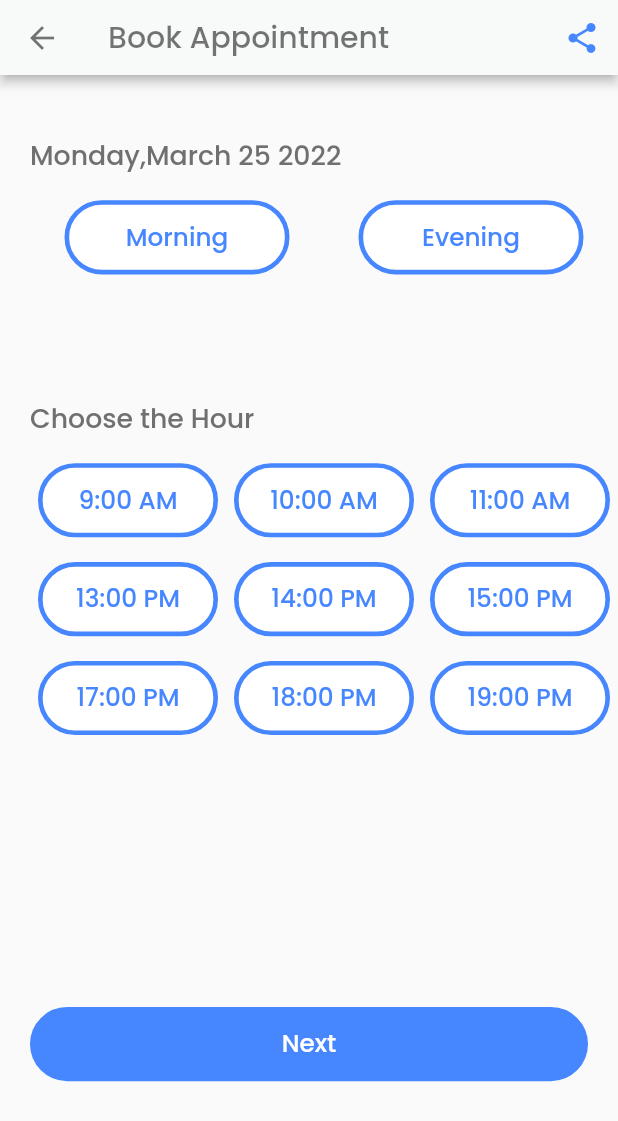
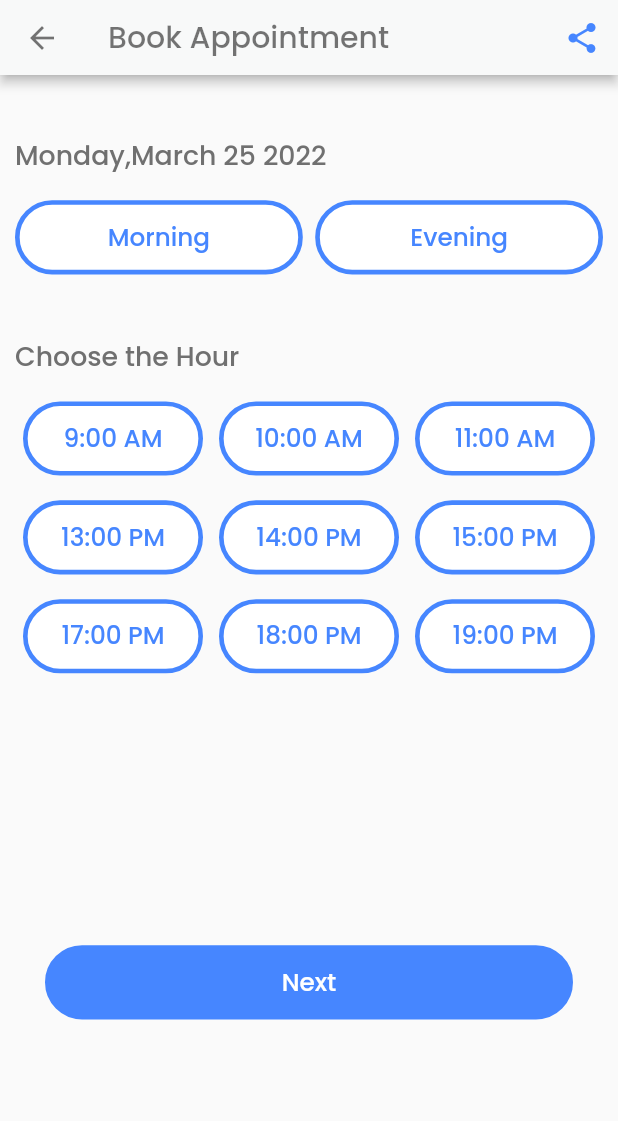
Before and after one commit to Yashil07/doctify_app, a Flutter app: the screen it shows after launch, on a phone screen of 412 x 824 dp. Shown: the top 1121 px of the screen. Run offline on Flutter 3.47's test engine with Material 2 defaults, Android fonts, the phone set to English and light mode, and no system bars; our stand-ins replace firebase_core, flutter_svg, image_picker, lottie, persistent_bottom_nav_bar and 2 more; missing offline and left inert: dart:ffi; accounts and stored records are empty; project files that could hold a hidden picture were left out.

Commit message:
28-09(1)

```diff
--- a/lib/Utils/image_utils.dart
+++ b/lib/Utils/image_utils.dart
@@ -17,6 +17,7 @@
    static const logoImage = "${baseImgPath}logo.png";
    static const homeLogoImage = "${baseImgPath}hlogo.png";
    static const noAppointmentImage = "${baseImgPath}noappointment.png";
+   static const DoctorImage = "${baseImgPath}doctor_img1.png";
 
 
 
--- a/lib/Views/home/about_doctor.dart
+++ b/lib/Views/home/about_doctor.dart
@@ -61,7 +61,7 @@ class _AboutDoctorState extends State<AboutDoctor> {
                           ClipRRect(
                               borderRadius: BorderRadius.only(topLeft:Radius.circular(15), bottomLeft: Radius.circular(15)),
 
-                              child: Image.asset(ImageUtils.doctorImage,fit: BoxFit.fill,
+                              child: Image.asset(ImageUtils.DoctorImage,fit: BoxFit.fill,
                                 height: 140,
                                 width: 110.0,)
                           ),
--- a/lib/Views/home/book_appointment.dart
+++ b/lib/Views/home/book_appointment.dart
@@ -26,38 +26,24 @@ class _BookAppointmentState extends State<BookAppointment> {
           ),
           body: SingleChildScrollView(
             child: Padding(
-              padding: const EdgeInsets.only(left: 20,top: 40),
-              child: Container(
+              padding: const EdgeInsets.only(left: 10,top: 40,right: 10),
               child: Column(
                 crossAxisAlignment: CrossAxisAlignment.start,
                 children: [
                   Text("Monday,March 25 2022",style: FontTextStyle.poppinsS12W5labelColor,),
                   SizedBox(height: 2.h),
                   Row(
-                      mainAxisAlignment: MainAxisAlignment.spaceAround,
-
+                    mainAxisAlignment: MainAxisAlignment.spaceBetween,
                     children: [
-                        CustomButton(
-                          onTap: () {},
-                          width: 150,
-                          buttonText: "Morning",
-                          textStyle: FontTextStyle.poppinsS14W4PrimaryColor,
-                          btnColor: ColorUtils.whiteColor,
-                        ),
-
-                        CustomButton(
-                          onTap: () {},
-                          width: 150,
-                          buttonText: "Evening",
-                          textStyle: FontTextStyle.poppinsS14W4PrimaryColor,
-                          btnColor: ColorUtils.whiteColor,
-                        ),
+                      Expanded(child: CustomButton(onTap: (){},buttonText:"Morning",textStyle: FontTextStyle.poppinsS14W4PrimaryColor,btnColor: ColorUtils.whiteColor,)),
+                      SizedBox(width: 1.h,),
+                      Expanded(child: CustomButton(onTap: (){},buttonText:"Evening",textStyle: FontTextStyle.poppinsS14W4PrimaryColor,btnColor: ColorUtils.whiteColor,)),
                     ],
                   ),
                   Column(
                     crossAxisAlignment: CrossAxisAlignment.start,
                     children: [
-                        SizedBox(height: 10.h),
+                      SizedBox(height: 5.h),
                       Text("Choose the Hour",style: FontTextStyle.poppinsS12W5labelColor,),
                       SizedBox(height: 2.h),
                       Row(
@@ -144,7 +130,7 @@ class _BookAppointmentState extends State<BookAppointment> {
                   ),
                   SizedBox(height: 22.h),
                   Padding(
-                      padding: const EdgeInsets.only(right: 20),
+                    padding: const EdgeInsets.only(right: 20,left: 20),
                     child: CustomButton(
                       onTap: () {Navigator.push(context, MaterialPageRoute(builder: (context) =>  ResetPasswordScreen()));},
                       buttonText: "Next",
@@ -152,8 +138,6 @@ class _BookAppointmentState extends State<BookAppointment> {
                     ),
                   ),
                 ],
-
-                ),
               ),
             ),
           ),
--- a/lib/Views/home/home_screen.dart
+++ b/lib/Views/home/home_screen.dart
@@ -235,7 +235,7 @@ class _HomeScreenState extends State<HomeScreen> {
                                         ClipRRect(
                                             borderRadius: BorderRadius.only(topLeft:Radius.circular(15), topRight: Radius.circular(15)),
 
-                                            child: Image.asset(ImageUtils.doctorImage,fit: BoxFit.fill,
+                                            child: Image.asset(ImageUtils.DoctorImage,fit: BoxFit.fill,
                                               height: 180.0,
                                               width: 150.0,)
                                         ),
--- a/lib/Views/home/my_appointment_screen.dart
+++ b/lib/Views/home/my_appointment_screen.dart
@@ -83,7 +83,7 @@ class _MyAppointmentState extends State<MyAppointment> {
                       Image.asset(ImageUtils.noAppointmentImage),
                         Text("You don't have an appointment",style: FontTextStyle.poppinsS12W5labelColor,),
                         SizedBox(height: 10.h),
-                        CustomButton(onTap: (){Navigator.push(context, MaterialPageRoute(builder: (context) => ProfileScreen()));},buttonText:"Upcoming",textStyle: FontTextStyle.poppinsS14W4WhiteColor,),
+                        CustomButton(onTap: (){},buttonText:"Book Appointment Now",textStyle: FontTextStyle.poppinsS14W4WhiteColor,),
 
                       ]
                     ),
```
Lines whose indentation alone changed are shown as unchanged.
